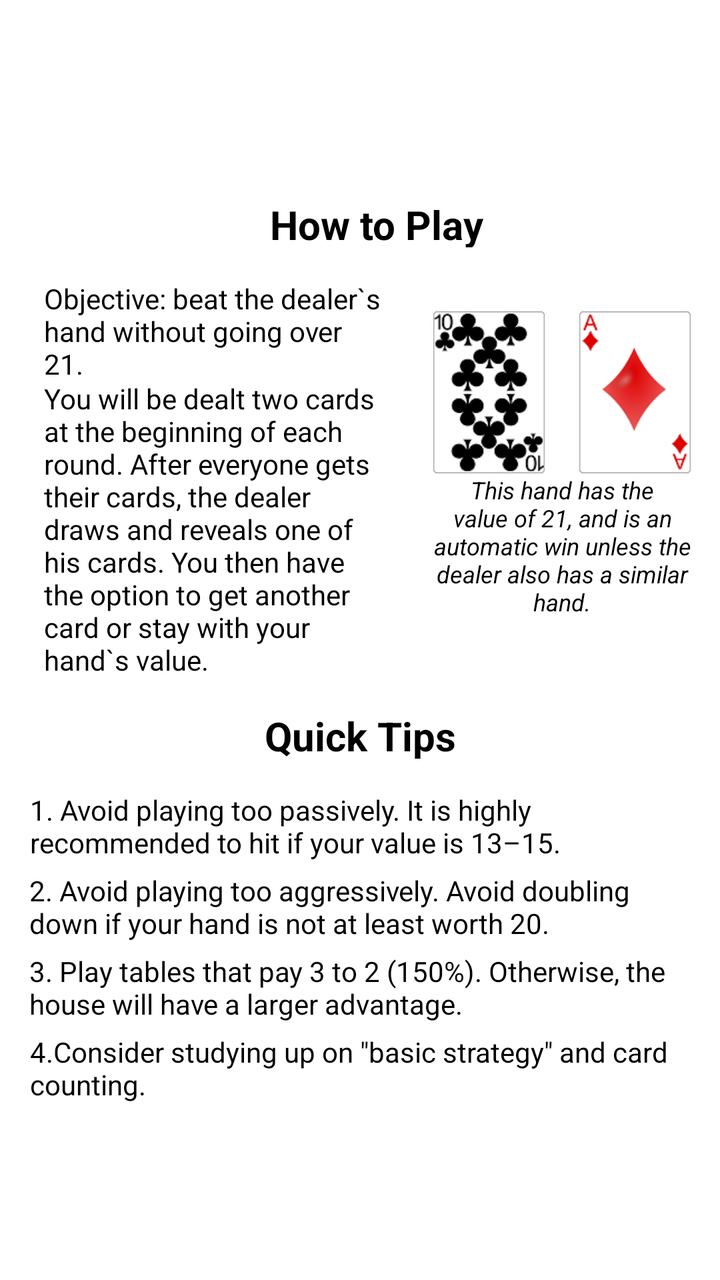
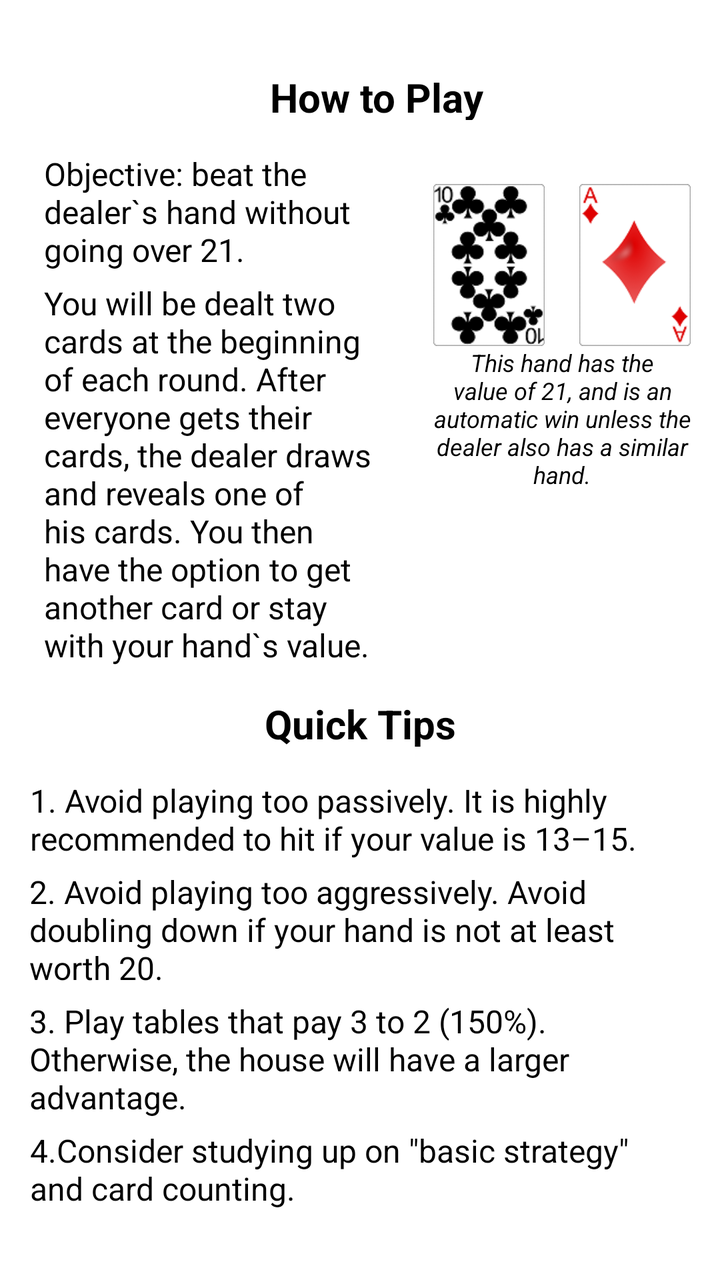

Compare the two renders of this Android layout. The source of the first and the diff that turns it into the second are given below.
<!-- AndroidManifest.xml: application theme Theme.GamblingBadger -->
<!-- res/layout/fragment_b_j_tip.xml -->
<?xml version="1.0" encoding="utf-8"?>
<androidx.constraintlayout.widget.ConstraintLayout xmlns:android="http://schemas.android.com/apk/res/android"
    xmlns:app="http://schemas.android.com/apk/res-auto"
    xmlns:tools="http://schemas.android.com/tools"
    android:layout_width="match_parent"
    android:layout_height="match_parent"
    tools:context=".tips.BJTipFrag">

    <ScrollView
        android:layout_width="match_parent"
        android:layout_height="wrap_content"
        app:layout_constraintBottom_toBottomOf="parent"
        app:layout_constraintEnd_toEndOf="parent"
        app:layout_constraintHorizontal_bias="0.5"
        app:layout_constraintStart_toStartOf="parent"
        app:layout_constraintTop_toTopOf="parent"
        app:layout_constraintVertical_bias="0.5">

        <androidx.constraintlayout.widget.ConstraintLayout
            android:layout_width="match_parent"
            android:layout_height="wrap_content"
            app:layout_constraintBottom_toBottomOf="parent"
            app:layout_constraintEnd_toEndOf="parent"
            app:layout_constraintHorizontal_bias="0.5"
            app:layout_constraintStart_toStartOf="parent"
            app:layout_constraintTop_toTopOf="parent"
            app:layout_constraintVertical_bias="0.5"
            tools:layout_editor_absoluteY="114dp">

            <TextView
                android:id="@+id/t4"
                android:layout_width="350dp"
                android:layout_height="wrap_content"
                android:layout_marginTop="5dp"
                android:paddingHorizontal="10dp"
                android:text="@string/bjTip4"
                android:textAlignment="textStart"
                android:textColor="#000000"
                android:textSize="14sp"
                app:layout_constraintEnd_toEndOf="parent"
                app:layout_constraintHorizontal_bias="0.491"
                app:layout_constraintStart_toStartOf="parent"
                app:layout_constraintTop_toBottomOf="@+id/t3" />

            <TextView
                android:id="@+id/t3"
                android:layout_width="350dp"
                android:layout_height="wrap_content"
                android:layout_marginTop="5dp"
                android:paddingHorizontal="10dp"
                android:text="@string/bjTip3"
                android:textAlignment="textStart"
                android:textColor="#000000"
                android:textSize="14sp"
                app:layout_constraintEnd_toEndOf="parent"
                app:layout_constraintHorizontal_bias="0.483"
                app:layout_constraintStart_toStartOf="parent"
                app:layout_constraintTop_toBottomOf="@+id/t2" />

            <TextView
                android:id="@+id/t2"
                android:layout_width="350dp"
                android:layout_height="wrap_content"
                android:layout_marginTop="5dp"
                android:paddingHorizontal="10dp"
                android:text="@string/bjTip2"
                android:textAlignment="textStart"
                android:textColor="#000000"
                android:textSize="14sp"
                app:layout_constraintEnd_toEndOf="parent"
                app:layout_constraintHorizontal_bias="0.483"
                app:layout_constraintStart_toStartOf="parent"
                app:layout_constraintTop_toBottomOf="@+id/t1" />

            <TextView
                android:id="@+id/t1"
                android:layout_width="350dp"
                android:layout_height="wrap_content"
                android:layout_marginTop="16dp"
                android:paddingHorizontal="10dp"
                android:text="@string/bjTip1"
                android:textAlignment="textStart"
                android:textColor="#000000"
                android:textSize="14sp"
                app:layout_constraintEnd_toEndOf="parent"
                app:layout_constraintHorizontal_bias="0.491"
                app:layout_constraintStart_toStartOf="parent"
                app:layout_constraintTop_toBottomOf="@+id/qt" />

            <TextView
                android:id="@+id/qt"
                android:layout_width="190dp"
                android:layout_height="25dp"
                android:layout_marginTop="15dp"
                android:paddingHorizontal="10dp"
                android:text="@string/quickTips"
                android:textAlignment="center"
                android:textColor="#000000"
                android:textSize="20sp"
                android:textStyle="bold"
                app:layout_constraintEnd_toEndOf="parent"
                app:layout_constraintStart_toStartOf="parent"
                app:layout_constraintTop_toBottomOf="@+id/bt" />

            <TextView
                android:id="@+id/st"
                android:layout_width="149dp"
                android:layout_height="wrap_content"
                android:layout_marginTop="148dp"
                android:paddingHorizontal="10dp"
                android:text="@string/bjImageDescription"
                android:textAlignment="center"
                android:textColor="#000000"
                android:textSize="12sp"
                android:textStyle="italic"
                app:layout_constraintEnd_toEndOf="parent"
                app:layout_constraintStart_toEndOf="@+id/bt"
                app:layout_constraintTop_toTopOf="parent" />

            <TextView
                android:id="@+id/bt"
                android:layout_width="190dp"
                android:layout_height="wrap_content"
                android:paddingHorizontal="10dp"
                android:text="@string/bjBasics"
                android:textAlignment="textStart"
                android:textColor="#000000"
                android:textSize="14sp"
                app:layout_constraintEnd_toStartOf="@+id/imageView"
                app:layout_constraintHorizontal_bias="0.5"
                app:layout_constraintStart_toStartOf="parent"
                app:layout_constraintTop_toBottomOf="@+id/obt" />

            <TextView
                android:id="@+id/obt"
                android:layout_width="190dp"
                android:layout_height="50dp"
                android:layout_marginTop="16dp"
                android:paddingHorizontal="10dp"
                android:text="@string/bjObjective"
                android:textAlignment="textStart"
                android:textColor="#000000"
                android:textSize="14sp"
                app:layout_constraintEnd_toStartOf="@+id/imageView"
                app:layout_constraintHorizontal_bias="0.5"
                app:layout_constraintStart_toStartOf="parent"
                app:layout_constraintTop_toBottomOf="@+id/htp" />

            <TextView
                android:id="@+id/htp"
                android:layout_width="190dp"
                android:layout_height="25dp"
                android:layout_marginStart="16dp"
                android:layout_marginTop="10dp"
                android:paddingHorizontal="10dp"
                android:text="@string/howToPlay"
                android:textAlignment="center"
                android:textColor="#000000"
                android:textSize="20sp"
                android:textStyle="bold"
                app:layout_constraintEnd_toEndOf="parent"
                app:layout_constraintHorizontal_bias="0.5"
                app:layout_constraintStart_toStartOf="parent"
                app:layout_constraintTop_toTopOf="parent" />

            <ImageView
                android:id="@+id/imageView2"
                android:layout_width="61dp"
                android:layout_height="81dp"
                android:contentDescription="@string/aceCard"
                app:layout_constraintBottom_toTopOf="@+id/st"
                app:layout_constraintEnd_toEndOf="parent"
                app:layout_constraintHorizontal_bias="0.5"
                app:layout_constraintStart_toEndOf="@+id/imageView"
                app:srcCompat="@drawable/ace_of_diamonds" />

            <ImageView
                android:id="@+id/imageView"
                android:layout_width="61dp"
                android:layout_height="81dp"
                android:contentDescription="@string/aceCard"
                app:layout_constraintBottom_toTopOf="@+id/st"
                app:layout_constraintEnd_toStartOf="@+id/imageView2"
                app:layout_constraintHorizontal_bias="0.5"
                app:layout_constraintStart_toEndOf="@+id/bt"
                app:srcCompat="@drawable/_10_of_clubs" />

        </androidx.constraintlayout.widget.ConstraintLayout>
    </ScrollView>

</androidx.constraintlayout.widget.ConstraintLayout>
<!-- resources referenced by this layout -->
<resources>
  <!-- drawable _10_of_clubs: png bitmap (drawable, 6456 bytes) -->
  <!-- drawable ace_of_diamonds: png bitmap (drawable, 5280 bytes) -->
  <string name="aceCard">Card with the value of one or ten</string>
  <string name="bjBasics">You will be dealt two cards at the beginning of each round. After everyone gets their cards, the dealer draws and reveals one of his cards. You then have the option to get another card or stay with your hand`s value.</string>
  <string name="bjImageDescription">This hand has the value of 21, and is an automatic win unless the dealer also has a similar hand.</string>
  <string name="bjObjective">Objective: beat the dealer`s hand without going over 21.</string>
  <string name="bjTip1">1. Avoid playing too passively. It is highly recommended to hit if your value is 13–15.</string>
  <string name="bjTip2">2. Avoid playing too aggressively. Avoid doubling down if your hand is not at least worth 20.</string>
  <string name="bjTip3">3. Play tables that pay 3 to 2 (150%). Otherwise, the house will have a larger advantage.</string>
  <string name="bjTip4">4.Consider studying up on \"basic strategy\" and card counting.</string>
  <string name="howToPlay">How to Play</string>
  <string name="quickTips">Quick Tips</string>
  <style name="Theme.GamblingBadger" parent="Theme.MaterialComponents.DayNight.DarkActionBar">
          
          <item name="colorPrimary">@color/purple_500</item>
          <item name="colorPrimaryVariant">@color/purple_700</item>
          <item name="colorOnPrimary">@color/white</item>
          
          <item name="colorSecondary">@color/teal_200</item>
          <item name="colorSecondaryVariant">@color/teal_700</item>
          <item name="colorOnSecondary">@color/black</item>
          
          <item name="android:statusBarColor" tools:targetApi="l">?attr/colorPrimaryVariant</item>
          
      </style>
  <color name="purple_500">#FF6200EE</color>
  <color name="purple_700">#FF3700B3</color>
  <color name="white">#FFFFFFFF</color>
  <color name="teal_200">#FF03DAC5</color>
  <color name="teal_700">#FF018786</color>
  <color name="black">#FF000000</color>
</resources>

<!-- the commit's change to res/layout/fragment_b_j_tip.xml (unified diff, before → after) -->
@@ -32,11 +32,13 @@
                 android:layout_width="350dp"
                 android:layout_height="wrap_content"
                 android:layout_marginTop="5dp"
+                android:layout_marginBottom="10dp"
                 android:paddingHorizontal="10dp"
                 android:text="@string/bjTip4"
                 android:textAlignment="textStart"
                 android:textColor="#000000"
-                android:textSize="14sp"
+                android:textSize="16sp"
+                app:layout_constraintBottom_toBottomOf="parent"
                 app:layout_constraintEnd_toEndOf="parent"
                 app:layout_constraintHorizontal_bias="0.491"
                 app:layout_constraintStart_toStartOf="parent"
@@ -51,7 +53,7 @@
                 android:text="@string/bjTip3"
                 android:textAlignment="textStart"
                 android:textColor="#000000"
-                android:textSize="14sp"
+                android:textSize="16sp"
                 app:layout_constraintEnd_toEndOf="parent"
                 app:layout_constraintHorizontal_bias="0.483"
                 app:layout_constraintStart_toStartOf="parent"
@@ -66,7 +68,7 @@
                 android:text="@string/bjTip2"
                 android:textAlignment="textStart"
                 android:textColor="#000000"
-                android:textSize="14sp"
+                android:textSize="16sp"
                 app:layout_constraintEnd_toEndOf="parent"
                 app:layout_constraintHorizontal_bias="0.483"
                 app:layout_constraintStart_toStartOf="parent"
@@ -81,7 +83,7 @@
                 android:text="@string/bjTip1"
                 android:textAlignment="textStart"
                 android:textColor="#000000"
-                android:textSize="14sp"
+                android:textSize="16sp"
                 app:layout_constraintEnd_toEndOf="parent"
                 app:layout_constraintHorizontal_bias="0.491"
                 app:layout_constraintStart_toStartOf="parent"
@@ -121,11 +123,12 @@
                 android:id="@+id/bt"
                 android:layout_width="190dp"
                 android:layout_height="wrap_content"
+                android:layout_marginTop="5dp"
                 android:paddingHorizontal="10dp"
                 android:text="@string/bjBasics"
                 android:textAlignment="textStart"
                 android:textColor="#000000"
-                android:textSize="14sp"
+                android:textSize="16sp"
                 app:layout_constraintEnd_toStartOf="@+id/imageView"
                 app:layout_constraintHorizontal_bias="0.5"
                 app:layout_constraintStart_toStartOf="parent"
@@ -134,13 +137,13 @@
             <TextView
                 android:id="@+id/obt"
                 android:layout_width="190dp"
-                android:layout_height="50dp"
+                android:layout_height="wrap_content"
                 android:layout_marginTop="16dp"
                 android:paddingHorizontal="10dp"
                 android:text="@string/bjObjective"
                 android:textAlignment="textStart"
                 android:textColor="#000000"
-                android:textSize="14sp"
+                android:textSize="16sp"
                 app:layout_constraintEnd_toStartOf="@+id/imageView"
                 app:layout_constraintHorizontal_bias="0.5"
                 app:layout_constraintStart_toStartOf="parent"
